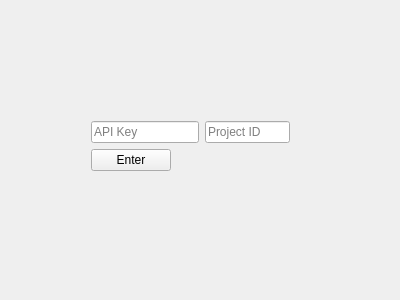
Old version of the form REST_DevProm/authwindow.ui in the repository Smartkin/DevProm-REST.
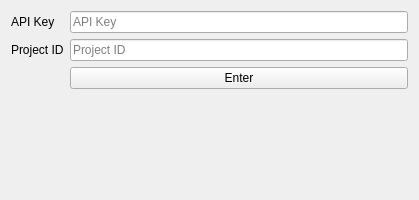
New version of the form.

Commit message: Windows making proper layout adjusments when resizing them

Patch:
```diff
--- a/REST_DevProm/authwindow.ui
+++ b/REST_DevProm/authwindow.ui
@@ -6,8 +6,8 @@
    <rect>
     <x>0</x>
     <y>0</y>
-    <width>400</width>
-    <height>300</height>
+    <width>419</width>
+    <height>200</height>
    </rect>
   </property>
   <property name="windowTitle">
@@ -23,24 +23,22 @@
    <property name="layoutDirection">
     <enum>Qt::LeftToRight</enum>
    </property>
-   <widget class="QWidget" name="formLayoutWidget">
-    <property name="geometry">
-     <rect>
-      <x>80</x>
-      <y>110</y>
-      <width>221</width>
-      <height>81</height>
-     </rect>
-    </property>
     <layout class="QFormLayout" name="formLayout">
-     <property name="sizeConstraint">
-      <enum>QLayout::SetNoConstraint</enum>
-     </property>
-     <property name="fieldGrowthPolicy">
-      <enum>QFormLayout::FieldsStayAtSizeHint</enum>
-     </property>
      <item row="0" column="0">
+     <widget class="QLabel" name="label">
+      <property name="text">
+       <string>API Key</string>
+      </property>
+     </widget>
+    </item>
+    <item row="0" column="1">
       <widget class="QLineEdit" name="leApiField">
+      <property name="sizePolicy">
+       <sizepolicy hsizetype="Preferred" vsizetype="Fixed">
+        <horstretch>0</horstretch>
+        <verstretch>0</verstretch>
+       </sizepolicy>
+      </property>
        <property name="inputMask">
         <string/>
        </property>
@@ -52,32 +50,40 @@
        </property>
       </widget>
      </item>
-     <item row="0" column="1">
+    <item row="2" column="0">
+     <widget class="QLabel" name="label_2">
+      <property name="text">
+       <string>Project ID</string>
+      </property>
+     </widget>
+    </item>
+    <item row="2" column="1">
       <widget class="QLineEdit" name="leProjectId">
+      <property name="sizePolicy">
+       <sizepolicy hsizetype="Preferred" vsizetype="Fixed">
+        <horstretch>0</horstretch>
+        <verstretch>0</verstretch>
+       </sizepolicy>
+      </property>
        <property name="placeholderText">
         <string>Project ID</string>
        </property>
       </widget>
      </item>
-     <item row="1" column="0">
+    <item row="4" column="1">
       <widget class="QPushButton" name="btnAuth">
+      <property name="sizePolicy">
+       <sizepolicy hsizetype="Preferred" vsizetype="Fixed">
+        <horstretch>0</horstretch>
+        <verstretch>0</verstretch>
+       </sizepolicy>
+      </property>
        <property name="text">
         <string>Enter</string>
        </property>
       </widget>
      </item>
     </layout>
-   </widget>
-  </widget>
-  <widget class="QMenuBar" name="menuBar">
-   <property name="geometry">
-    <rect>
-     <x>0</x>
-     <y>0</y>
-     <width>400</width>
-     <height>25</height>
-    </rect>
-   </property>
   </widget>
  </widget>
  <layoutdefault spacing="6" margin="11"/>
```
Lines whose indentation alone changed are shown as unchanged. The commit also changes 1 other file.
